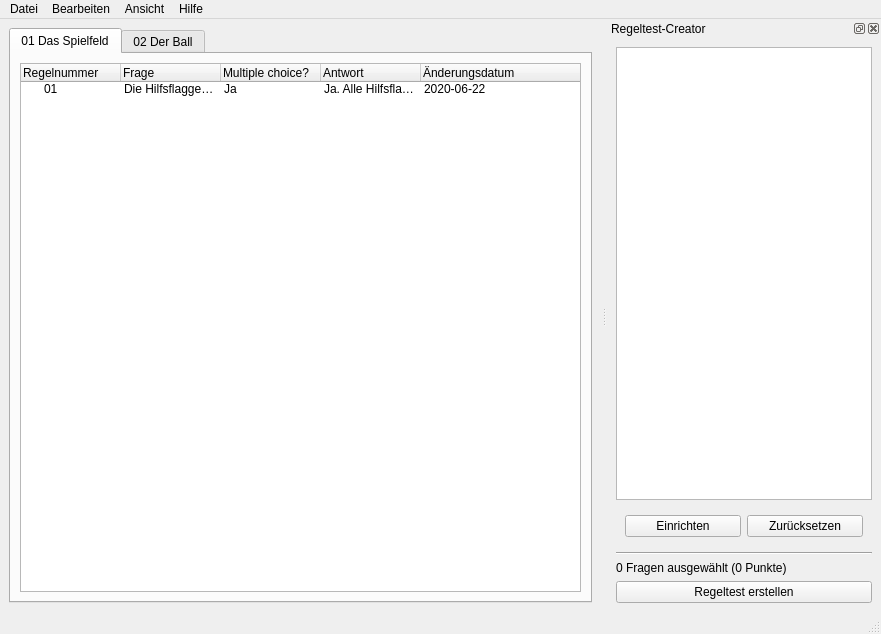
jfeil/RegeltestCreator, file res/mainwindow.ui: the form before one commit.
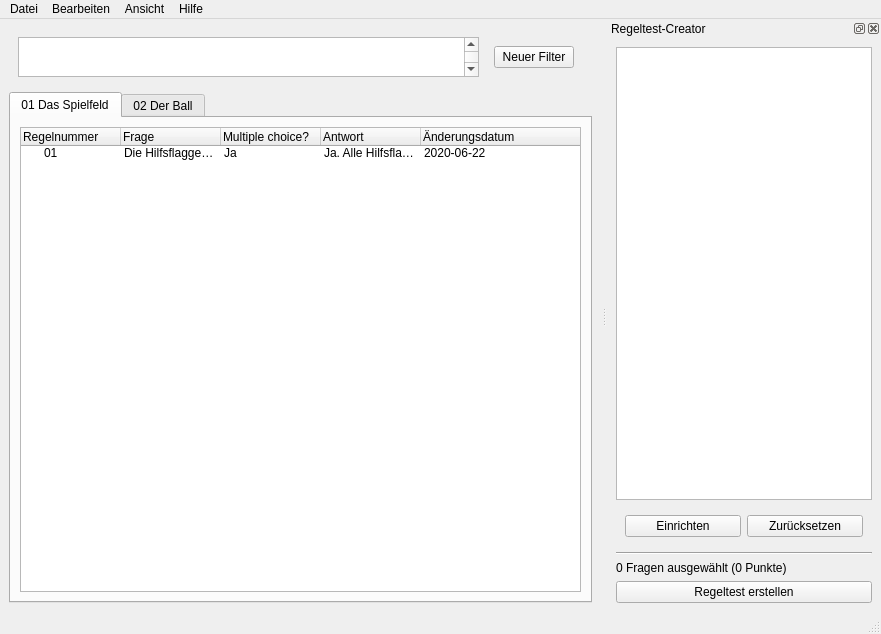
The form after the commit. Custom widgets are drawn as their Qt base class.

Commit message: Add initial filter menu and rework question parameters

```diff
--- a/res/mainwindow.ui
+++ b/res/mainwindow.ui
@@ -15,8 +15,82 @@
   </property>
   <widget class="QWidget" name="centralwidget">
    <layout class="QVBoxLayout" name="verticalLayout">
+    <item>
+     <widget class="QWidget" name="widget_2" native="true">
+      <property name="sizePolicy">
+       <sizepolicy hsizetype="Preferred" vsizetype="Fixed">
+        <horstretch>0</horstretch>
+        <verstretch>0</verstretch>
+       </sizepolicy>
+      </property>
+      <layout class="QHBoxLayout" name="horizontalLayout_2">
+       <item>
+        <widget class="QListWidget" name="filter_list">
+         <property name="sizePolicy">
+          <sizepolicy hsizetype="Expanding" vsizetype="Ignored">
+           <horstretch>0</horstretch>
+           <verstretch>0</verstretch>
+          </sizepolicy>
+         </property>
+         <property name="frameShape">
+          <enum>QFrame::StyledPanel</enum>
+         </property>
+         <property name="frameShadow">
+          <enum>QFrame::Sunken</enum>
+         </property>
+         <property name="verticalScrollBarPolicy">
+          <enum>Qt::ScrollBarAlwaysOn</enum>
+         </property>
+         <property name="movement">
+          <enum>QListView::Free</enum>
+         </property>
+         <property name="flow">
+          <enum>QListView::LeftToRight</enum>
+         </property>
+         <property name="layoutMode">
+          <enum>QListView::SinglePass</enum>
+         </property>
+         <property name="spacing">
+          <number>2</number>
+         </property>
+         <property name="viewMode">
+          <enum>QListView::IconMode</enum>
+         </property>
+         <property name="uniformItemSizes">
+          <bool>false</bool>
+         </property>
+         <property name="wordWrap">
+          <bool>false</bool>
+         </property>
+         <property name="currentRow">
+          <number>-1</number>
+         </property>
+        </widget>
+       </item>
+       <item>
+        <widget class="QWidget" name="widget_3" native="true">
+         <layout class="QVBoxLayout" name="verticalLayout_4">
+          <item>
+           <widget class="QPushButton" name="add_filter">
+            <property name="text">
+             <string>Neuer Filter</string>
+            </property>
+           </widget>
+          </item>
+         </layout>
+        </widget>
+       </item>
+      </layout>
+     </widget>
+    </item>
     <item>
      <widget class="QTabWidget" name="tabWidget">
+      <property name="sizePolicy">
+       <sizepolicy hsizetype="Expanding" vsizetype="Expanding">
+        <horstretch>0</horstretch>
+        <verstretch>0</verstretch>
+       </sizepolicy>
+      </property>
       <property name="currentIndex">
        <number>0</number>
       </property>
```
Lines whose indentation alone changed are shown as unchanged. The commit also changes 4 other files.
